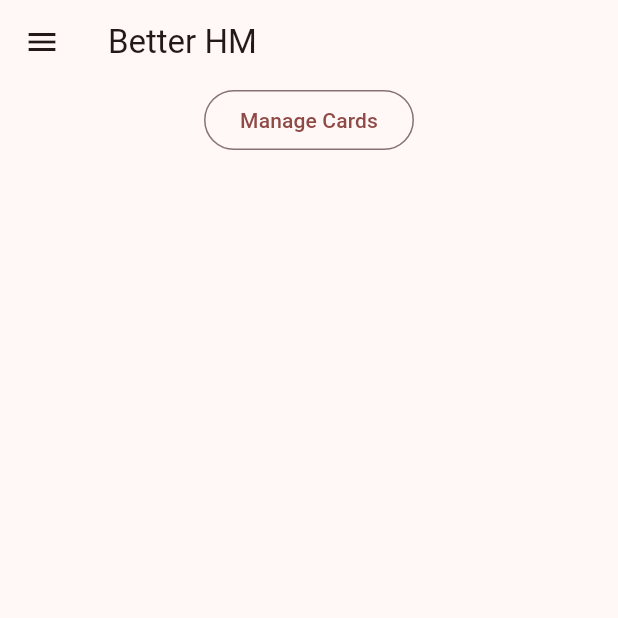
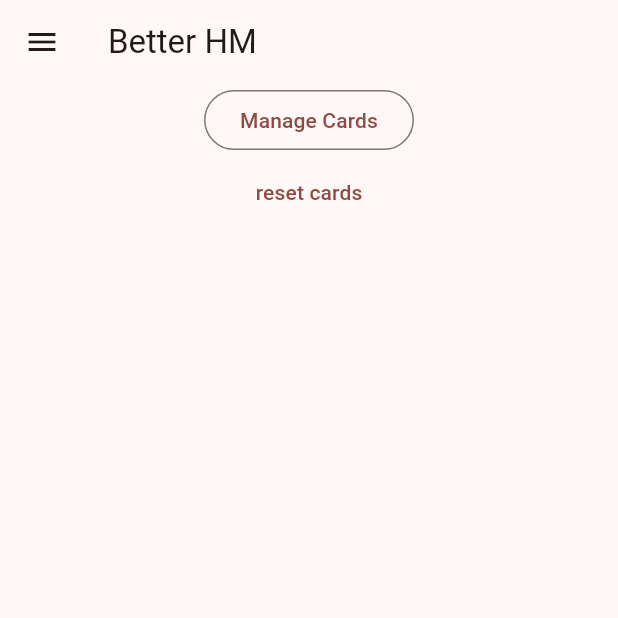
Before and after one commit to dev-redcube/betterHM, a Flutter app: the screen it shows after launch, on a phone screen of 412 x 824 dp, the top half of it. Run offline on Flutter 3.47's test engine with Material 2 defaults, Android fonts, the phone set to English and light mode, and no system bars; drawn by our look-alikes of dynamic_color; our stand-ins replace go_router, isar, package_info_plus, share_plus, shared_preferences; missing offline and left inert: workmanager; accounts and stored records are empty; generated files the repository leaves out were written again.

Commit message:
temporary clear cards button

```diff
--- a/lib/home/dashboard/card_service.dart
+++ b/lib/home/dashboard/card_service.dart
@@ -61,6 +61,12 @@ class CardService extends ValueNotifier<CardsList> {
     _saveCards();
   }
 
+  reset() {
+    value = [];
+    notifyListeners();
+    _saveCards();
+  }
+
   static CardWithType getCardFromType(CardType type, [CardConfig? config]) {
     return switch (type) {
       CardType.semesterStatus => Tuple(type, SemesterStatusCard()),
--- a/lib/home/dashboard/dashboard_screen.dart
+++ b/lib/home/dashboard/dashboard_screen.dart
@@ -58,6 +58,21 @@ class ManageCardsButton extends StatelessWidget {
 
   @override
   Widget build(BuildContext context) {
+    // TODO remove
+    return Column(children: [
+      OutlinedButton(
+        onPressed: () {
+          context.pushNamed(ManageCardsScreen.routeName);
+        },
+        child: Text(t.dashboard.manage.title),
+      ),
+      TextButton(
+          onPressed: () {
+            CardService().reset();
+          },
+          child: const Text("reset cards"))
+    ]);
+
     return Center(
       child: OutlinedButton(
         onPressed: () {
```
